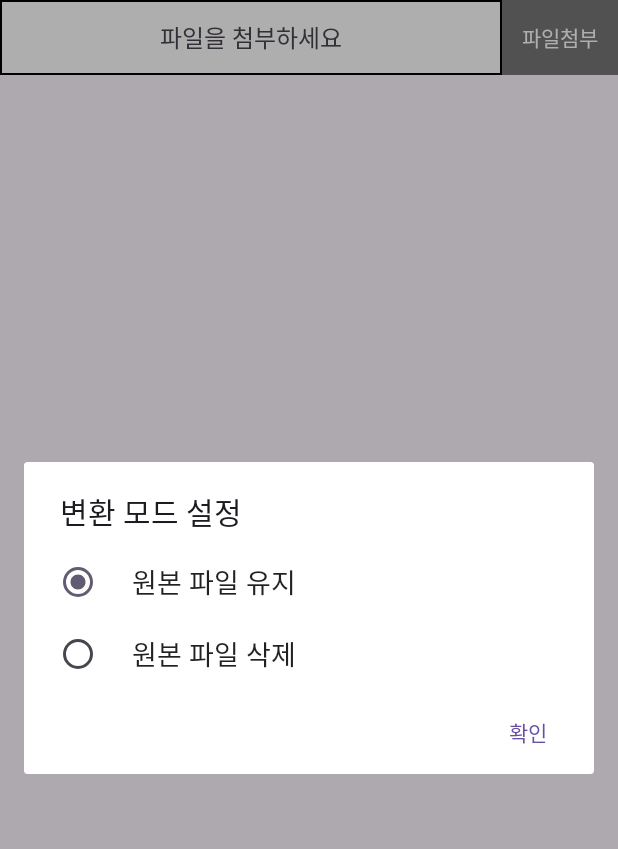
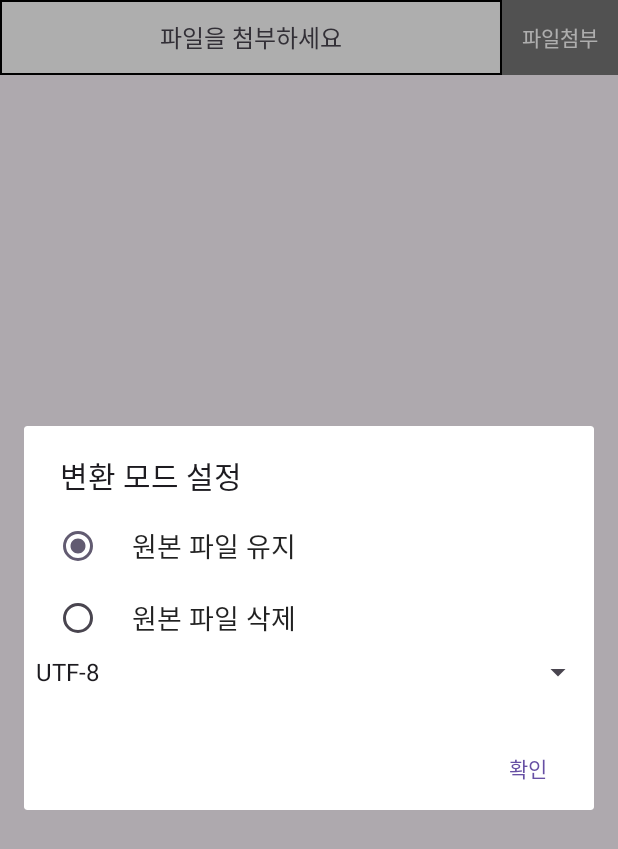
Before and after one commit to pjm6569/noBlank, an Android app: the screen it shows after launch (MainActivity), after a tap on "파일 변환", on a phone screen of 412 x 824 dp. Shown: the top 849 px of the screen. Run offline under Robolectric (Android 15) with nearby library versions, the phone set to English and light mode, and no system bars; libraries missing offline, so code that uses them is left out: org.mozilla.universalchardet; 1 statement that could not run was skipped.

Commit message:
three_pieces

```diff
--- a/app/src/main/AndroidManifest.xml
+++ b/app/src/main/AndroidManifest.xml
@@ -1,8 +1,6 @@
 <?xml version="1.0" encoding="utf-8"?>
 <manifest xmlns:android="http://schemas.android.com/apk/res/android"
     xmlns:tools="http://schemas.android.com/tools">
-    <uses-permission android:name="android.permission.WRITE_EXTERNAL_STORAGE" />
-    <uses-permission android:name="android.permission.READ_EXTERNAL_STORAGE"/>
     <uses-permission android:name="android.permission.MANAGE_EXTERNAL_STORAGE"/>
 
     <application
@@ -15,7 +13,7 @@
         android:roundIcon="@drawable/edit"
         android:supportsRtl="true"
         android:theme="@style/Theme.NoBlank"
-        tools:targetApi="31">
+        tools:targetApi="34">
         <activity
             android:name=".MainActivity"
             android:exported="true">
--- a/app/src/main/java/com/example/noblank/MainActivity.java
+++ b/app/src/main/java/com/example/noblank/MainActivity.java
@@ -5,6 +5,7 @@ import android.app.Activity;
 import android.content.Context;
 import android.content.DialogInterface;
 import android.content.Intent;
+import org.mozilla.universalchardet.UniversalDetector;
 import android.content.pm.PackageManager;
 import android.database.Cursor;
 import android.net.Uri;
@@ -15,14 +16,16 @@ import android.provider.MediaStore;
 import android.provider.Settings;
 import android.util.Log;
 import android.view.View;
+import android.widget.ArrayAdapter;
 import android.widget.Button;
+import android.widget.Spinner;
 import android.widget.TextView;
 import android.widget.Toast;
-
 import androidx.activity.result.ActivityResultLauncher;
 import androidx.annotation.NonNull;
 import androidx.appcompat.app.AlertDialog;
 import androidx.appcompat.app.AppCompatActivity;
+
 import androidx.core.app.ActivityCompat;
 import androidx.core.content.ContextCompat;
 
@@ -38,46 +41,51 @@ import java.io.IOException;
 import java.io.InputStream;
 import java.io.InputStreamReader;
 import java.io.OutputStreamWriter;
+import java.io.UnsupportedEncodingException;
+import java.nio.charset.Charset;
 
 
 public class MainActivity extends AppCompatActivity {
+    private static final String TAG = "MainActivity";
+    private static final int REQUEST_EXTERNAL_STORAGE = 1;
 
-    // Storage Permissions
-    private static final int REQUEST_EXTERNAL_STORAGE = 1;
-    private static String[] PERMISSIONS_STORAGE = {
-            Manifest.permission.MANAGE_EXTERNAL_STORAGE,
-            Manifest.permission.READ_EXTERNAL_STORAGE,
-            Manifest.permission.WRITE_EXTERNAL_STORAGE
-    };
+    public void verifyStoragePermissions(Activity activity) {
+        if (Build.VERSION.SDK_INT >= Build.VERSION_CODES.R) {
+            if (Environment.isExternalStorageManager()) {
+                // 권한 허용상태
+            }else{
+                try {
+                    Intent intent = new Intent(Settings.ACTION_MANAGE_APP_ALL_FILES_ACCESS_PERMISSION);
+                    intent.addCategory("android.intent.category.DEFAULT");
+                    intent.setData(Uri.parse(String.format("package:%s",activity.getPackageName())));
+                    startActivityForResult(intent, 1);
+                } catch (Exception e) {
+                    Intent intent = new Intent();
+                    intent.setAction(Settings.ACTION_MANAGE_ALL_FILES_ACCESS_PERMISSION);
+                    startActivityForResult(intent, 1);
+                }
+            }
+        }
 
-    public static void verifyStoragePermissions(Activity activity) {
-        // Check if we have write permission
-        int permission = ActivityCompat.checkSelfPermission(activity, Manifest.permission.WRITE_EXTERNAL_STORAGE);
+    }
 
-        if (permission != PackageManager.PERMISSION_GRANTED) {
-            // We don't have permission so prompt the user
-            ActivityCompat.requestPermissions(
-                    activity,
-                    PERMISSIONS_STORAGE,
-                    REQUEST_EXTERNAL_STORAGE
-            );
-        }
-    }
-    private static final int REQ_CODE = 123;
+
     Button btn;
     TextView tv1;
     int mode;
     Button tv2;
     String path;
 
+
     @Override
     protected void onCreate(Bundle savedInstanceState) {
         super.onCreate(savedInstanceState);
-        verifyStoragePermissions(this);
         setContentView(R.layout.activity_main);
         btn = findViewById(R.id.convert);
         tv1 = findViewById(R.id.loadedfile);
         tv2 = findViewById(R.id.loadfile);
+        verifyStoragePermissions(this);
+
 
 
         tv2.setOnClickListener(new View.OnClickListener() {
@@ -86,31 +94,54 @@ public class MainActivity extends AppCompatActivity {
                 Intent intent = new Intent(Intent.ACTION_OPEN_DOCUMENT);
                 intent.setType("text/*");
                 intent.addCategory(Intent.CATEGORY_OPENABLE);
-                startActivityForResult(Intent.createChooser(intent, "파일을 고르시오"), REQ_CODE);
+                startActivityForResult(intent, 1);
             }
         });
         btn.setOnClickListener(new View.OnClickListener() {
             @Override
             public void onClick(View v) {
+                // Inflate the layout for the spinner
+                View spinnerLayout = getLayoutInflater().inflate(R.layout.encoding_spinner_layout, null);
+
+                // Get the spinner view
+                Spinner spinner = spinnerLayout.findViewById(R.id.encoding_spinner);
+
+                // Define encoding options
+                String[] encodingOptions = {"UTF-8", "EUC-KR", "UTF-16"};
+
+                // Create an adapter for the spinner
+                ArrayAdapter<String> adapter = new ArrayAdapter<>(MainActivity.this,
+                        android.R.layout.simple_spinner_item, encodingOptions);
+                adapter.setDropDownViewResource(android.R.layout.simple_spinner_dropdown_item);
+
+                // Set the adapter to the spinner
+                spinner.setAdapter(adapter);
                 final String[] array = {"원본 파일 유지", "원본 파일 삭제"};
+                // Create the AlertDialog with the spinner
                 AlertDialog.Builder dlg = new AlertDialog.Builder(MainActivity.this);
-                dlg.setTitle("변환 모드 설정"); //제목
+                dlg.setTitle("변환 모드 설정"); // Title
                 dlg.setSingleChoiceItems(array, 0, new DialogInterface.OnClickListener() {
                     @Override
                     public void onClick(DialogInterface dialog, int which) {
                         mode = which;
                     }
                 });
-//                버튼 클릭시 동작
-                dlg.setPositiveButton("확인",new DialogInterface.OnClickListener(){
+
+                // Set the spinner view to the dialog
+                dlg.setView(spinnerLayout);
+
+                // Set positive button with listener
+                dlg.setPositiveButton("확인", new DialogInterface.OnClickListener() {
                     public void onClick(DialogInterface dialog, int which) {
+                        // Retrieve selected encoding from the spinner
+                        String selectedEncoding = (String) spinner.getSelectedItem();
+
+                        // Use selected encoding in your conversion logic
                         try {
                             File input = new File(Environment.getExternalStorageDirectory(), path);
                             File output = new File(Environment.getExternalStorageDirectory(), convertFilePath(path));
-
-                            BufferedReader reader = new BufferedReader(new InputStreamReader(new FileInputStream(input), "UTF-8"));
-                            BufferedWriter writer = new BufferedWriter(new OutputStreamWriter(new FileOutputStream(output), "UTF-8"));
-
+                            BufferedReader reader = new BufferedReader(new InputStreamReader(new FileInputStream(input), selectedEncoding));
+                            BufferedWriter writer = new BufferedWriter(new OutputStreamWriter(new FileOutputStream(output), selectedEncoding));
                             String line;
                             boolean previousLineWasBlank = false;
 
@@ -138,14 +169,16 @@ public class MainActivity extends AppCompatActivity {
                             Toast.makeText(getApplicationContext(), path + " 변환 완료", Toast.LENGTH_SHORT).show();
                         } catch (IOException e) {
                             e.printStackTrace();
+                            Log.e(TAG, e.getMessage());
+                            Toast.makeText(getApplicationContext(), e.getMessage(), Toast.LENGTH_SHORT).show();
                         }
                     }
                 });
 
+                // Show the AlertDialog
                 dlg.show();
             }
         });
-
     }
 
 
--- /dev/null
+++ b/app/src/main/res/layout/encoding_spinner_layout.xml
@@ -0,0 +1,4 @@
+<Spinner xmlns:android="http://schemas.android.com/apk/res/android"
+    android:id="@+id/encoding_spinner"
+    android:layout_width="match_parent"
+    android:layout_height="wrap_content"/>
```
Also changed, not shown: app/build.gradle (+4 -3 lines).
